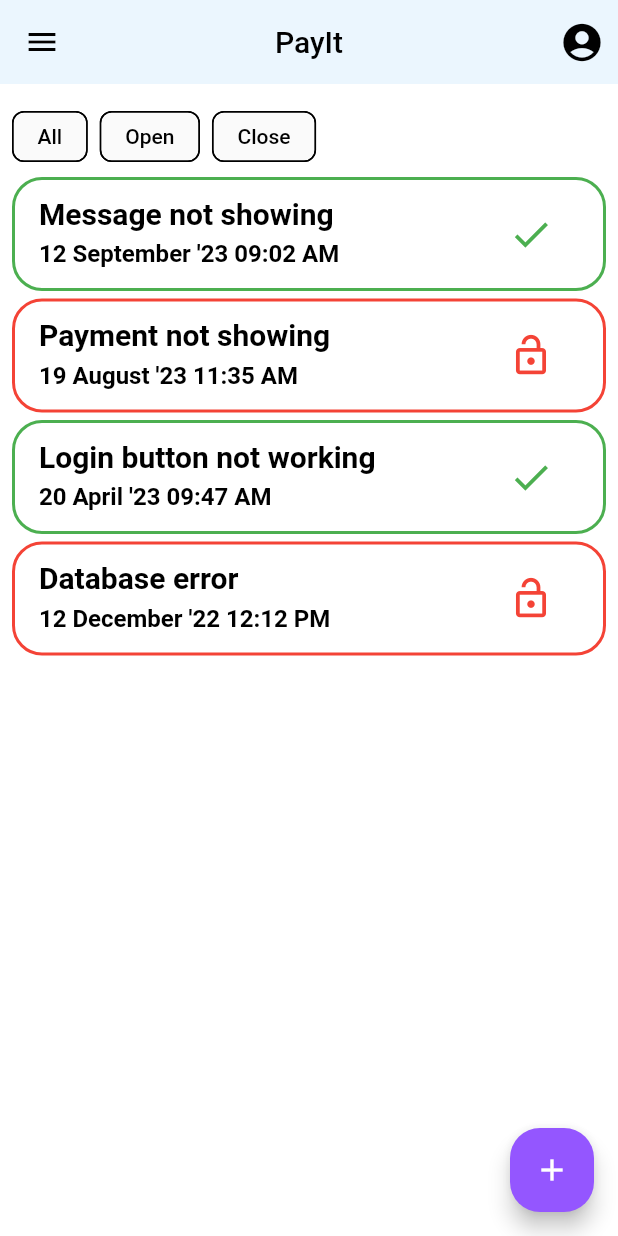
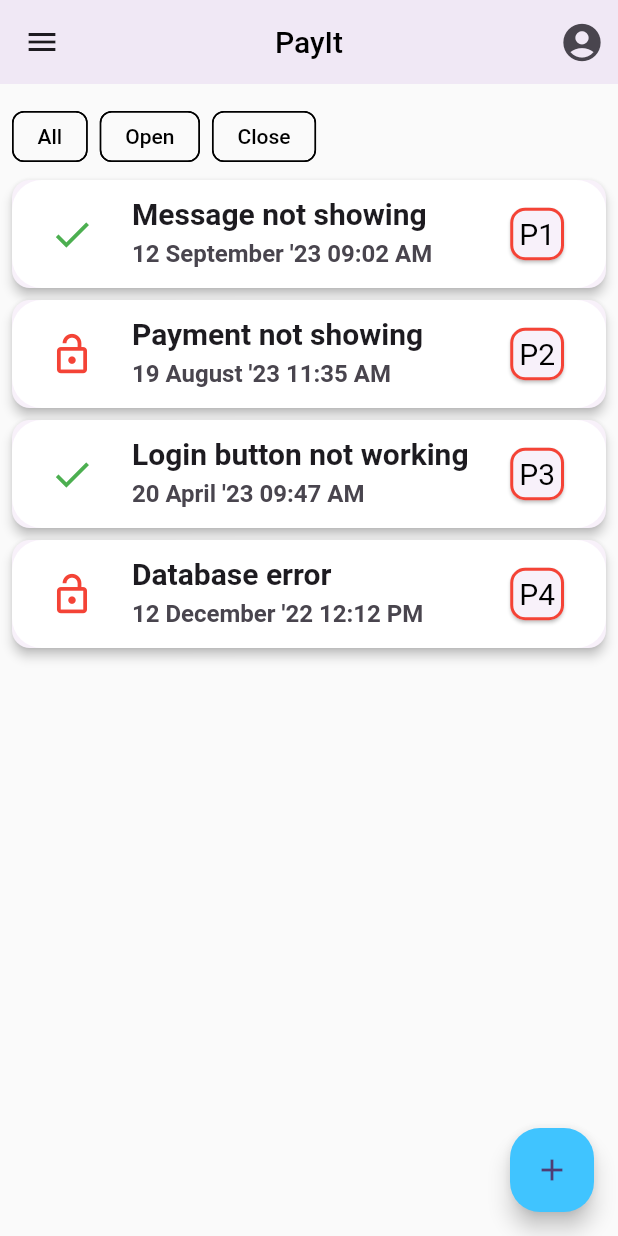
Before and after one commit to insaneslayer25/bug-tracking, a Flutter app: the screen it shows after launch, after a tap on "Login Here", on a phone screen of 412 x 824 dp. Run offline on Flutter 3.47's test engine with Material 2 defaults, Android fonts, the phone set to English and light mode, and no system bars.

Commit message:
[style]: changed theme of app

```diff
--- a/lib/app_lib.dart
+++ b/lib/app_lib.dart
@@ -3,7 +3,7 @@ export 'package:flutter/material.dart';
 // Pages
 export 'package:bug_tracking/pages/login_page.dart'; // Login Page
 export 'package:bug_tracking/pages/bug_report_page.dart'; //Bug Reportin Page
-
+export 'package:bug_tracking/pages/home_page.dart'; // Home Page
 //Widgets
 export 'package:bug_tracking/core/widgets/bug_tile.dart'; //Bug tile widget
 export 'package:bug_tracking/core/widgets/filter_widget.dart'; //filter widget
@@ -11,5 +11,5 @@ export 'package:bug_tracking/core/widgets/filter_widget.dart'; //filter widget
 // Global variables
 export 'package:bug_tracking/core/global_variable.dart';
 
-// Theme
-export 'package:bug_tracking/core/theme/pallete.dart';
+// Path
+export 'package:bug_tracking/core/constants.dart';
--- a/lib/core/global_variable.dart
+++ b/lib/core/global_variable.dart
@@ -5,6 +5,7 @@ const message = [
     'Time': '2023-09-12 09:02:53',
     'Status': 'closed',
     'Snapshot': 'assets/images/message_error.jpg',
+    'Priority': 'P1',
   },
   {
     'Title': 'Payment not showing',
@@ -12,6 +13,7 @@ const message = [
     'Time': '2023-08-19 11:35:45',
     'Status': 'open',
     'Snapshot': 'assets/images/payment_error.jpg',
+    'Priority': 'P2',
   },
   {
     'Title': 'Login button not working',
@@ -19,6 +21,7 @@ const message = [
     'Time': '2023-04-20 09:47:09',
     'Status': 'closed',
     'Snapshot': '/assets/image1.png',
+    'Priority': 'P3',
   },
   {
     'Title': 'Database error',
@@ -26,5 +29,6 @@ const message = [
     'Time': '2022-12-12 12:12:12',
     'Status': 'open',
     'Snapshot': '/assets/image1.png',
+    'Priority': 'P4',
   },
 ];
--- a/lib/core/theme/pallete.dart
+++ /dev/null
@@ -1,48 +0,0 @@
-import 'package:flutter/material.dart';
-
-class Pallete {
-  // Colors
-  static const blackColor = Color.fromRGBO(1, 1, 1, 1); // primary color
-  static const greyColor = Color.fromRGBO(26, 39, 45, 1); // secondary color
-  static const drawerColor = Color.fromRGBO(18, 18, 18, 1);
-  static const whiteColor = Colors.white;
-  static var redColor = Colors.red.shade500;
-  static var blueColor = Colors.blue.shade300;
-
-  // Themes
-  static var darkModeAppTheme = ThemeData.dark().copyWith(
-    // useMaterial3: true,
-    scaffoldBackgroundColor: blackColor,
-    cardColor: greyColor,
-    appBarTheme: const AppBarTheme(
-      backgroundColor: drawerColor,
-      iconTheme: IconThemeData(
-        color: whiteColor,
-      ),
-    ),
-    drawerTheme: const DrawerThemeData(
-      backgroundColor: drawerColor,
-    ),
-    primaryColor: redColor,
-    primaryColorDark:
-        drawerColor, // will be used as alternative background color
-  );
-
-  static var lightModeAppTheme = ThemeData.light().copyWith(
-    // useMaterial3: true,
-    scaffoldBackgroundColor: whiteColor,
-    cardColor: greyColor,
-    appBarTheme: const AppBarTheme(
-      backgroundColor: whiteColor,
-      elevation: 0,
-      iconTheme: IconThemeData(
-        color: blackColor,
-      ),
-    ),
-    drawerTheme: const DrawerThemeData(
-      backgroundColor: whiteColor,
-    ),
-    primaryColor: redColor,
-    primaryColorLight: whiteColor, // Need to keep in mind
-  );
-}
--- a/lib/core/widgets/bug_tile.dart
+++ b/lib/core/widgets/bug_tile.dart
@@ -6,13 +6,16 @@ class BugTile extends StatelessWidget {
   final String status;
   final String description;
   final String imagePath;
-  const BugTile(
-      {super.key,
+  final String priority;
+  const BugTile({
+    super.key,
     required this.time,
     required this.title,
     required this.status,
     required this.description,
-      required this.imagePath});
+    required this.imagePath,
+    required this.priority,
+  });
 
   @override
   Widget build(BuildContext context) {
@@ -34,7 +37,9 @@ class BugTile extends StatelessWidget {
         ),
       ),
     ];
-    return ListTile(
+    return Card(
+      elevation: 3,
+      child: ListTile(
         onTap: () {
           Navigator.of(context).push(
             MaterialPageRoute(
@@ -45,19 +50,18 @@ class BugTile extends StatelessWidget {
                   status: status,
                   description: description,
                   imagepath: imagePath,
+                  priority: priority,
                 );
               },
             ),
           );
         },
+        tileColor: Colors.white,
         hoverColor: Colors.grey,
         shape: RoundedRectangleBorder(
-        side: BorderSide(
-          color: status == 'open' ? Colors.red : Colors.green,
-          width: 2,
-        ),
           borderRadius: BorderRadius.circular(20),
         ),
+        leading: status == 'open' ? statusIcon[1] : statusIcon[0],
         title: Text(
           title,
           style: const TextStyle(
@@ -75,7 +79,23 @@ class BugTile extends StatelessWidget {
             ),
           ),
         ),
-      trailing: status == 'open' ? statusIcon[1] : statusIcon[0],
+        trailing: Card(
+          shape: RoundedRectangleBorder(
+            side: const BorderSide(
+              color: Colors.red,
+              width: 2,
+            ),
+            borderRadius: BorderRadius.circular(10),
+          ),
+          child: Padding(
+            padding: const EdgeInsets.all(6.0),
+            child: Text(
+              priority,
+              style: const TextStyle(fontSize: 20),
+            ),
+          ),
+        ),
+      ),
     );
   }
 }
--- a/lib/core/widgets/filter_widget.dart
+++ b/lib/core/widgets/filter_widget.dart
@@ -24,7 +24,9 @@ class _FilterWidgetState extends State<FilterWidget> {
           ),
           label: Text(
             widget.status,
-            style: const TextStyle(color: Pallete.blackColor),
+            style: const TextStyle(
+              color: Colors.black,
+            ),
           ),
         ),
       ),
--- a/lib/main.dart
+++ b/lib/main.dart
@@ -13,17 +13,20 @@ class MyApp extends StatelessWidget {
     return MaterialApp(
       debugShowCheckedModeBanner: false,
       title: 'BugT',
-      theme: Pallete.lightModeAppTheme.copyWith(
+      theme: ThemeData.light().copyWith(
         useMaterial3: true,
+        colorScheme: ColorScheme.fromSeed(
+          seedColor: Colors.deepPurple,
+        ),
         textTheme: const TextTheme(
           titleMedium: TextStyle(
             fontSize: 25,
             fontWeight: FontWeight.bold,
-            color: Pallete.blackColor,
+            color: Colors.black,
           ),
           bodyMedium: TextStyle(
             fontSize: 20,
-            color: Pallete.blackColor,
+            color: Colors.black,
           ),
         ),
       ),
--- a/lib/pages/bug_report_page.dart
+++ b/lib/pages/bug_report_page.dart
@@ -6,6 +6,7 @@ class BugReportingPage extends StatefulWidget {
   final String description;
   final String imagepath;
   final String datetime;
+  final String priority;
   const BugReportingPage({
     super.key,
     required this.datetime,
@@ -13,6 +14,7 @@ class BugReportingPage extends StatefulWidget {
     required this.status,
     required this.description,
     required this.imagepath,
+    required this.priority,
   });
 
   @override
@@ -25,8 +27,10 @@ class _BugReportingPageState extends State<BugReportingPage> {
     bool isOpen = widget.status == 'open' ? false : true;
 
     OutlineInputBorder border = OutlineInputBorder(
-      borderSide:
-          const BorderSide(color: Color.fromRGBO(225, 225, 225, 1), width: 4),
+      borderSide: const BorderSide(
+        color: Color.fromRGBO(225, 225, 225, 1),
+        width: 4,
+      ),
       borderRadius: BorderRadius.circular(20),
     );
 
@@ -61,6 +65,8 @@ class _BugReportingPageState extends State<BugReportingPage> {
               child: SingleChildScrollView(
                 child: Column(
                   children: [
+                    Row(
+                      children: [
                         Card(
                           color: const Color.fromARGB(255, 100, 165, 255),
                           shape: RoundedRectangleBorder(
@@ -71,11 +77,29 @@ class _BugReportingPageState extends State<BugReportingPage> {
                             child: Text(
                               'Reported on ${widget.datetime}',
                               style: const TextStyle(
-                              color: Pallete.blackColor,
-                              fontSize: 18,
+                                  color: Colors.black,
+                                  fontSize: 17,
                                   fontWeight: FontWeight.bold),
                             ),
                           ),
+                        ),
+                        Card(
+                          shape: RoundedRectangleBorder(
+                            side: const BorderSide(
+                              color: Colors.red,
+                              width: 2,
+                            ),
+                            borderRadius: BorderRadius.circular(10),
+                          ),
+                          child: Padding(
+                            padding: const EdgeInsets.all(5.0),
+                            child: Text(
+                              widget.priority,
+                              style: const TextStyle(fontSize: 20),
+                            ),
+                          ),
+                        ),
+                      ],
                     ),
                     const SizedBox(
                       height: 10,
@@ -94,7 +118,7 @@ class _BugReportingPageState extends State<BugReportingPage> {
                       widget.description,
                       style: const TextStyle(
                         fontSize: 18,
-                        color: Pallete.blackColor,
+                        color: Colors.black,
                       ),
                     ),
                     const SizedBox(
--- a/lib/pages/home_page.dart
+++ b/lib/pages/home_page.dart
@@ -24,6 +24,7 @@ class _HomePageState extends State<HomePage> {
     return Scaffold(
       appBar: AppBar(
         elevation: 4,
+        // backgroundColor: const Color.fromARGB(255, 0, 208, 255),
         leading: IconButton(
           onPressed: () {},
           icon: const Icon(Icons.menu),
@@ -32,7 +33,7 @@ class _HomePageState extends State<HomePage> {
         title: const Text(
           'PayIt',
           style: TextStyle(
-            color: Pallete.blackColor,
+            color: Colors.black,
           ),
         ),
         actions: [
@@ -72,15 +73,14 @@ class _HomePageState extends State<HomePage> {
                   final currentDescription =
                       currentMessage['Description'] as String;
                   final currentImagePath = currentMessage['Snapshot'] as String;
-                  return Padding(
-                    padding: const EdgeInsets.fromLTRB(4, 2, 4, 3),
-                    child: BugTile(
-                      time: currentTime,
-                      title: currentTitle,
-                      status: currentStatus,
-                      description: currentDescription,
-                      imagePath: currentImagePath,
-                    ),
+                  final currentPriority = currentMessage['Priority'] as String;
+                  return BugTile(
+                    time: currentTime,
+                    title: currentTitle,
+                    status: currentStatus,
+                    description: currentDescription,
+                    imagePath: currentImagePath,
+                    priority: currentPriority,
                   );
                 },
               ),
@@ -89,7 +89,7 @@ class _HomePageState extends State<HomePage> {
         ),
       ),
       floatingActionButton: FloatingActionButton(
-        backgroundColor: const Color.fromARGB(255, 148, 86, 255),
+        backgroundColor: Colors.lightBlueAccent,
         shape: RoundedRectangleBorder(
           borderRadius: BorderRadius.circular(20),
         ),
--- a/lib/pages/login_page.dart
+++ b/lib/pages/login_page.dart
@@ -1,7 +1,4 @@
-import 'package:bug_tracking/pages/home_page.dart';
-import 'package:flutter/material.dart';
-import 'package:bug_tracking/core/constants.dart';
-import 'package:bug_tracking/core/theme/pallete.dart';
+import 'package:bug_tracking/app_lib.dart';
 
 class LoginPage extends StatelessWidget {
   const LoginPage({super.key});
@@ -51,7 +48,7 @@ class LoginPage extends StatelessWidget {
                   }));
                 },
                 style: ElevatedButton.styleFrom(
-                    backgroundColor: Pallete.blueColor,
+                    backgroundColor: Colors.blue.shade300,
                     minimumSize: const Size(
                       double.infinity,
                       50,
@@ -64,7 +61,7 @@ class LoginPage extends StatelessWidget {
                   style: TextStyle(
                     fontWeight: FontWeight.bold,
                     fontSize: 18,
-                    color: Pallete.blackColor,
+                    color: Colors.black,
                   ),
                 ),
               ),
--- a/lib/pages/new_report.dart
+++ b/lib/pages/new_report.dart
@@ -81,7 +81,7 @@ class _NewReportState extends State<NewReport> {
                   ),
                   ElevatedButton.icon(
                     style: ElevatedButton.styleFrom(
-                      backgroundColor: Pallete.blueColor,
+                      backgroundColor: Colors.blue.shade300,
                       shape: RoundedRectangleBorder(
                         borderRadius: BorderRadius.circular(40),
                       ),
@@ -93,12 +93,12 @@ class _NewReportState extends State<NewReport> {
                     onPressed: () {},
                     icon: const Icon(
                       Icons.photo,
-                      color: Pallete.blackColor,
+                      color: Colors.black,
                     ),
                     label: const Text(
                       'Add Snaps of bug here',
                       style: TextStyle(
-                        color: Pallete.blackColor,
+                        color: Colors.black,
                         fontSize: 16,
                       ),
                     ),
@@ -129,12 +129,13 @@ class _NewReportState extends State<NewReport> {
               },
               icon: const Icon(
                 Icons.send,
-                color: Pallete.blackColor,
+                color: Colors.black,
               ),
               label: const Text(
                 'Send Report',
                 style: TextStyle(
-                  color: Pallete.blackColor,
+                  color: Colors.black,
+                  fontSize: 16,
                 ),
               ),
             )
```
Lines whose indentation alone changed are shown as unchanged.
